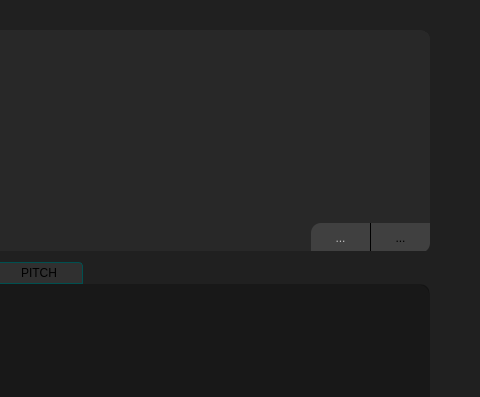
andre-tm-hui/ReVox, file qtui/fxmenu.ui: the form before one commit; both pictures show x 401 to 881 and y 0 to 397 of the 881 by 510 pixel window.
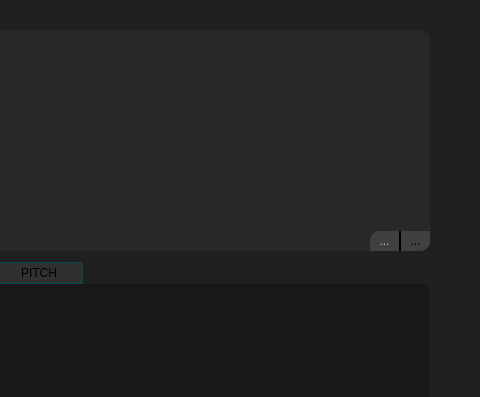
The form after the commit. Icons and pictures are not drawn.

What changed in the file:
```diff
--- a/qtui/fxmenu.ui
+++ b/qtui/fxmenu.ui
@@ -202,10 +202,10 @@
     </property>
     <property name="geometry">
      <rect>
-      <x>492</x>
-      <y>193</y>
-      <width>60</width>
-      <height>30</height>
+      <x>551</x>
+      <y>201</y>
+      <width>30</width>
+      <height>20</height>
      </rect>
     </property>
     <property name="toolTip">
@@ -237,7 +237,7 @@
     </property>
     <property name="iconSize">
      <size>
-      <width>20</width>
+      <width>15</width>
       <height>30</height>
      </size>
     </property>
@@ -245,10 +245,10 @@
    <widget class="QToolButton" name="add">
     <property name="geometry">
      <rect>
-      <x>551</x>
-      <y>193</y>
-      <width>60</width>
-      <height>30</height>
+      <x>581</x>
+      <y>201</y>
+      <width>30</width>
+      <height>20</height>
      </rect>
     </property>
     <property name="toolTip">
@@ -280,7 +280,7 @@
     </property>
     <property name="iconSize">
      <size>
-      <width>20</width>
+      <width>15</width>
       <height>30</height>
      </size>
     </property>
```
Left out of the diff: 2 changed lines with no effect on the pictures.
